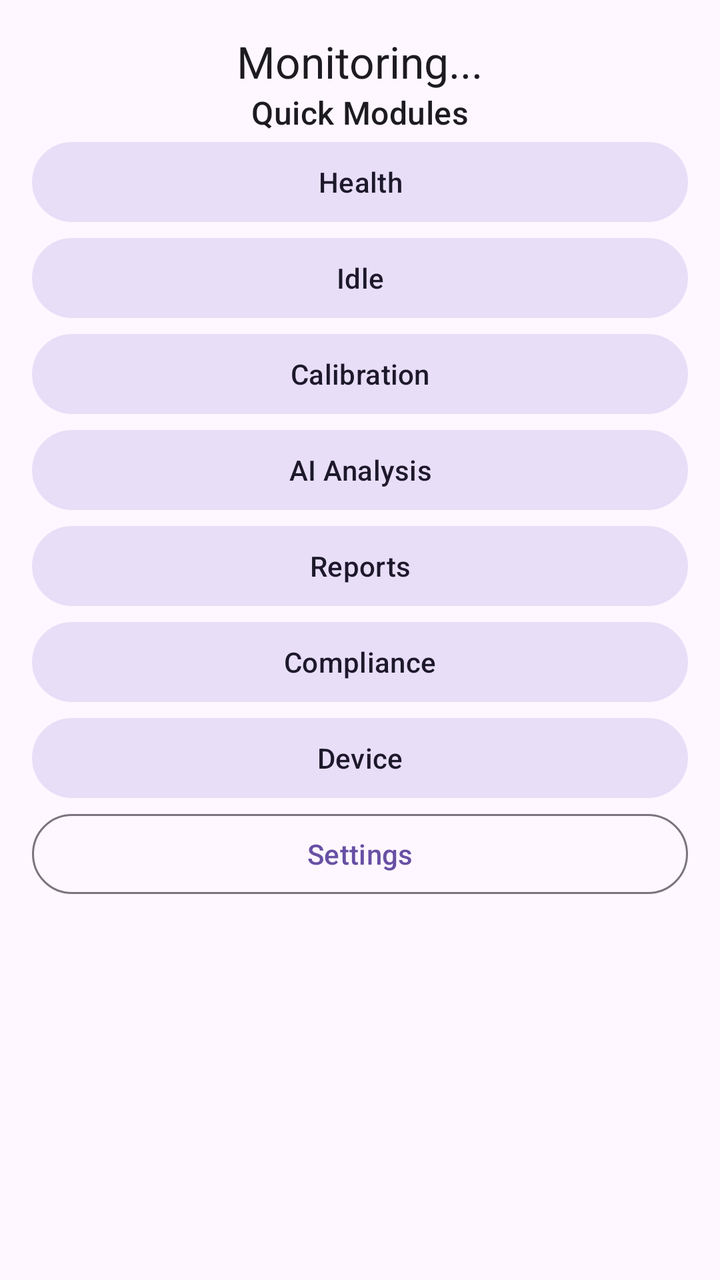
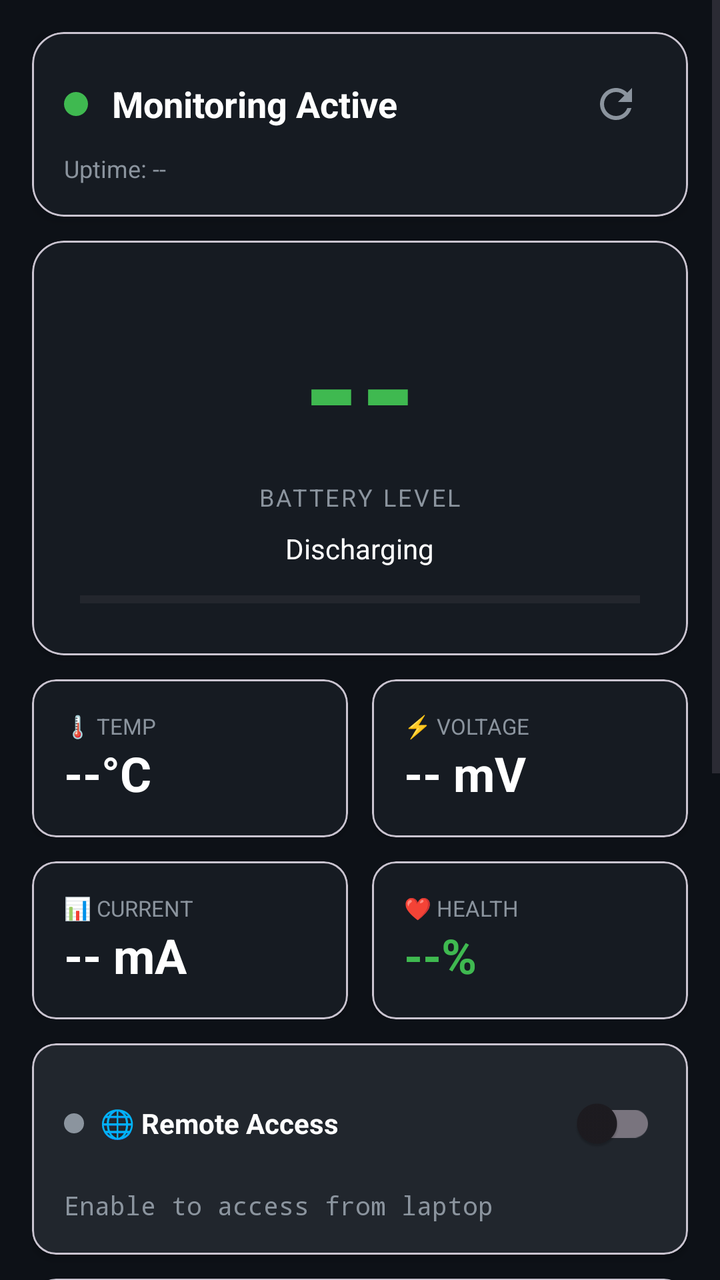

The first picture is an Android layout as it rendered before a commit; the second is the same layout after the commit. The layout source and the unified diff follow.
<!-- AndroidManifest.xml: application theme Theme.HexNil -->
<!-- res/layout/fragment_dashboard.xml -->
<?xml version="1.0" encoding="utf-8"?>
<ScrollView xmlns:android="http://schemas.android.com/apk/res/android"
    xmlns:app="http://schemas.android.com/apk/res-auto"
    android:layout_width="match_parent"
    android:layout_height="match_parent"
    android:padding="16dp"
    android:background="?attr/colorSurface">

    <LinearLayout
        android:layout_width="match_parent"
        android:layout_height="wrap_content"
        android:orientation="vertical"
        android:gravity="center_horizontal">

        <TextView
            android:id="@+id/dashboard_status"
            android:layout_width="wrap_content"
            android:layout_height="wrap_content"
            android:text="Monitoring..."
            android:textAppearance="@style/TextAppearance.Material3.TitleLarge" />

        <TextView
            android:layout_width="wrap_content"
            android:layout_height="wrap_content"
            android:text="Quick Modules"
            android:textAppearance="@style/TextAppearance.Material3.TitleMedium" />

        <com.google.android.material.button.MaterialButton
            android:id="@+id/btn_health"
            style="@style/Widget.Material3.Button.TonalButton"
            android:layout_width="match_parent"
            android:layout_height="wrap_content"
            android:text="Health" />

        <com.google.android.material.button.MaterialButton
            android:id="@+id/btn_idle"
            style="@style/Widget.Material3.Button.TonalButton"
            android:layout_width="match_parent"
            android:layout_height="wrap_content"
            android:text="Idle" />

        <com.google.android.material.button.MaterialButton
            android:id="@+id/btn_calibration"
            style="@style/Widget.Material3.Button.TonalButton"
            android:layout_width="match_parent"
            android:layout_height="wrap_content"
            android:text="Calibration" />

        <com.google.android.material.button.MaterialButton
            android:id="@+id/btn_ai"
            style="@style/Widget.Material3.Button.TonalButton"
            android:layout_width="match_parent"
            android:layout_height="wrap_content"
            android:text="AI Analysis" />

        <com.google.android.material.button.MaterialButton
            android:id="@+id/btn_reports"
            style="@style/Widget.Material3.Button.TonalButton"
            android:layout_width="match_parent"
            android:layout_height="wrap_content"
            android:text="Reports" />

        <com.google.android.material.button.MaterialButton
            android:id="@+id/btn_compliance"
            style="@style/Widget.Material3.Button.TonalButton"
            android:layout_width="match_parent"
            android:layout_height="wrap_content"
            android:text="Compliance" />

        <com.google.android.material.button.MaterialButton
            android:id="@+id/btn_device"
            style="@style/Widget.Material3.Button.TonalButton"
            android:layout_width="match_parent"
            android:layout_height="wrap_content"
            android:text="Device" />

        <com.google.android.material.button.MaterialButton
            android:id="@+id/btn_settings"
            style="@style/Widget.Material3.Button.OutlinedButton"
            android:layout_width="match_parent"
            android:layout_height="wrap_content"
            android:text="Settings" />

    </LinearLayout>
</ScrollView>
<!-- resources referenced by this layout -->
<resources>
  <style name="Theme.HexNil" parent="Base.Theme.HexNil" />
  <style name="Base.Theme.HexNil" parent="Theme.Material3.DayNight.NoActionBar">
          
          
      </style>
</resources>

<!-- the commit's change to res/layout/fragment_dashboard.xml (unified diff, before → after) -->
@@ -3,83 +3,596 @@
     xmlns:app="http://schemas.android.com/apk/res-auto"
     android:layout_width="match_parent"
     android:layout_height="match_parent"
-    android:padding="16dp"
-    android:background="?attr/colorSurface">
+    android:background="#0d1117"
+    android:fillViewport="true">
 
     <LinearLayout
         android:layout_width="match_parent"
         android:layout_height="wrap_content"
         android:orientation="vertical"
-        android:gravity="center_horizontal">
-
-        <TextView
-            android:id="@+id/dashboard_status"
-            android:layout_width="wrap_content"
-            android:layout_height="wrap_content"
-            android:text="Monitoring..."
-            android:textAppearance="@style/TextAppearance.Material3.TitleLarge" />
-
+        android:padding="16dp">
+
+        
+        <com.google.android.material.card.MaterialCardView
+            android:id="@+id/card_status"
+            android:layout_width="match_parent"
+            android:layout_height="wrap_content"
+            android:layout_marginBottom="12dp"
+            app:cardBackgroundColor="#161b22"
+            app:cardCornerRadius="16dp"
+            app:cardElevation="4dp">
+
+            <LinearLayout
+                android:layout_width="match_parent"
+                android:layout_height="wrap_content"
+                android:orientation="vertical"
+                android:padding="16dp">
+
+                <LinearLayout
+                    android:layout_width="match_parent"
+                    android:layout_height="wrap_content"
+                    android:gravity="center_vertical"
+                    android:orientation="horizontal">
+
+                    <View
+                        android:id="@+id/status_indicator"
+                        android:layout_width="12dp"
+                        android:layout_height="12dp"
+                        android:background="@drawable/status_indicator_green" />
+
+                    <TextView
+                        android:id="@+id/tv_service_status"
+                        android:layout_width="0dp"
+                        android:layout_height="wrap_content"
+                        android:layout_marginStart="12dp"
+                        android:layout_weight="1"
+                        android:text="Monitoring Active"
+                        android:textColor="#ffffff"
+                        android:textSize="18sp"
+                        android:textStyle="bold" />
+
+                    <ImageButton
+                        android:id="@+id/btn_refresh"
+                        android:layout_width="40dp"
+                        android:layout_height="40dp"
+                        android:background="?attr/selectableItemBackgroundBorderless"
+                        android:contentDescription="Refresh"
+                        android:src="@drawable/ic_refresh"
+                        app:tint="#8b949e" />
+                </LinearLayout>
+
+                <TextView
+                    android:id="@+id/tv_uptime"
+                    android:layout_width="wrap_content"
+                    android:layout_height="wrap_content"
+                    android:layout_marginTop="4dp"
+                    android:text="Uptime: --"
+                    android:textColor="#8b949e"
+                    android:textSize="12sp" />
+
+            </LinearLayout>
+        </com.google.android.material.card.MaterialCardView>
+
+        
+        <com.google.android.material.card.MaterialCardView
+            android:layout_width="match_parent"
+            android:layout_height="wrap_content"
+            android:layout_marginBottom="12dp"
+            app:cardBackgroundColor="#161b22"
+            app:cardCornerRadius="16dp"
+            app:cardElevation="2dp">
+
+            <LinearLayout
+                android:layout_width="match_parent"
+                android:layout_height="wrap_content"
+                android:gravity="center"
+                android:orientation="vertical"
+                android:padding="24dp">
+
+                <TextView
+                    android:id="@+id/tv_battery_level"
+                    android:layout_width="wrap_content"
+                    android:layout_height="wrap_content"
+                    android:text="--"
+                    android:textColor="#3fb950"
+                    android:textSize="72sp"
+                    android:textStyle="bold" />
+
+                <TextView
+                    android:layout_width="wrap_content"
+                    android:layout_height="wrap_content"
+                    android:text="BATTERY LEVEL"
+                    android:textColor="#8b949e"
+                    android:textSize="12sp"
+                    android:letterSpacing="0.1" />
+
+                <TextView
+                    android:id="@+id/tv_charging_status"
+                    android:layout_width="wrap_content"
+                    android:layout_height="wrap_content"
+                    android:layout_marginTop="8dp"
+                    android:drawablePadding="6dp"
+                    android:gravity="center"
+                    android:text="Discharging"
+                    android:textColor="#ffffff"
+                    android:textSize="14sp" />
+
+                <ProgressBar
+                    android:id="@+id/progress_battery"
+                    style="@style/Widget.AppCompat.ProgressBar.Horizontal"
+                    android:layout_width="match_parent"
+                    android:layout_height="8dp"
+                    android:layout_marginTop="12dp"
+                    android:max="100"
+                    android:progress="0" />
+
+            </LinearLayout>
+        </com.google.android.material.card.MaterialCardView>
+
+        
+        <LinearLayout
+            android:layout_width="match_parent"
+            android:layout_height="wrap_content"
+            android:layout_marginBottom="12dp"
+            android:orientation="horizontal">
+
+            
+            <com.google.android.material.card.MaterialCardView
+                android:layout_width="0dp"
+                android:layout_height="wrap_content"
+                android:layout_marginEnd="6dp"
+                android:layout_weight="1"
+                app:cardBackgroundColor="#161b22"
+                app:cardCornerRadius="12dp"
+                app:cardElevation="2dp">
+
+                <LinearLayout
+                    android:layout_width="match_parent"
+                    android:layout_height="wrap_content"
+                    android:orientation="vertical"
+                    android:padding="16dp">
+
+                    <TextView
+                        android:layout_width="wrap_content"
+                        android:layout_height="wrap_content"
+                        android:text="🌡️ TEMP"
+                        android:textColor="#8b949e"
+                        android:textSize="11sp" />
+
+                    <TextView
+                        android:id="@+id/tv_temperature"
+                        android:layout_width="wrap_content"
+                        android:layout_height="wrap_content"
+                        android:text="--°C"
+                        android:textColor="#ffffff"
+                        android:textSize="24sp"
+                        android:textStyle="bold" />
+
+                </LinearLayout>
+            </com.google.android.material.card.MaterialCardView>
+
+            
+            <com.google.android.material.card.MaterialCardView
+                android:layout_width="0dp"
+                android:layout_height="wrap_content"
+                android:layout_marginStart="6dp"
+                android:layout_weight="1"
+                app:cardBackgroundColor="#161b22"
+                app:cardCornerRadius="12dp"
+                app:cardElevation="2dp">
+
+                <LinearLayout
+                    android:layout_width="match_parent"
+                    android:layout_height="wrap_content"
+                    android:orientation="vertical"
+                    android:padding="16dp">
+
+                    <TextView
+                        android:layout_width="wrap_content"
+                        android:layout_height="wrap_content"
+                        android:text="⚡ VOLTAGE"
+                        android:textColor="#8b949e"
+                        android:textSize="11sp" />
+
+                    <TextView
+                        android:id="@+id/tv_voltage"
+                        android:layout_width="wrap_content"
+                        android:layout_height="wrap_content"
+                        android:text="-- mV"
+                        android:textColor="#ffffff"
+                        android:textSize="24sp"
+                        android:textStyle="bold" />
+
+                </LinearLayout>
+            </com.google.android.material.card.MaterialCardView>
+        </LinearLayout>
+
+        
+        <LinearLayout
+            android:layout_width="match_parent"
+            android:layout_height="wrap_content"
+            android:layout_marginBottom="12dp"
+            android:orientation="horizontal">
+
+            
+            <com.google.android.material.card.MaterialCardView
+                android:layout_width="0dp"
+                android:layout_height="wrap_content"
+                android:layout_marginEnd="6dp"
+                android:layout_weight="1"
+                app:cardBackgroundColor="#161b22"
+                app:cardCornerRadius="12dp"
+                app:cardElevation="2dp">
+
+                <LinearLayout
+                    android:layout_width="match_parent"
+                    android:layout_height="wrap_content"
+                    android:orientation="vertical"
+                    android:padding="16dp">
+
+                    <TextView
+                        android:layout_width="wrap_content"
+                        android:layout_height="wrap_content"
+                        android:text="📊 CURRENT"
+                        android:textColor="#8b949e"
+                        android:textSize="11sp" />
+
+                    <TextView
+                        android:id="@+id/tv_current"
+                        android:layout_width="wrap_content"
+                        android:layout_height="wrap_content"
+                        android:text="-- mA"
+                        android:textColor="#ffffff"
+                        android:textSize="24sp"
+                        android:textStyle="bold" />
+
+                </LinearLayout>
+            </com.google.android.material.card.MaterialCardView>
+
+            
+            <com.google.android.material.card.MaterialCardView
+                android:layout_width="0dp"
+                android:layout_height="wrap_content"
+                android:layout_marginStart="6dp"
+                android:layout_weight="1"
+                app:cardBackgroundColor="#161b22"
+                app:cardCornerRadius="12dp"
+                app:cardElevation="2dp">
+
+                <LinearLayout
+                    android:layout_width="match_parent"
+                    android:layout_height="wrap_content"
+                    android:orientation="vertical"
+                    android:padding="16dp">
+
+                    <TextView
+                        android:layout_width="wrap_content"
+                        android:layout_height="wrap_content"
+                        android:text="❤️ HEALTH"
+                        android:textColor="#8b949e"
+                        android:textSize="11sp" />
+
+                    <TextView
+                        android:id="@+id/tv_health"
+                        android:layout_width="wrap_content"
+                        android:layout_height="wrap_content"
+                        android:text="--%"
+                        android:textColor="#3fb950"
+                        android:textSize="24sp"
+                        android:textStyle="bold" />
+
+                </LinearLayout>
+            </com.google.android.material.card.MaterialCardView>
+        </LinearLayout>
+
+        
+        <com.google.android.material.card.MaterialCardView
+            android:id="@+id/card_remote"
+            android:layout_width="match_parent"
+            android:layout_height="wrap_content"
+            android:layout_marginBottom="12dp"
+            app:cardBackgroundColor="#21262d"
+            app:cardCornerRadius="12dp"
+            app:cardElevation="2dp">
+
+            <LinearLayout
+                android:layout_width="match_parent"
+                android:layout_height="wrap_content"
+                android:orientation="vertical"
+                android:padding="16dp">
+
+                <LinearLayout
+                    android:layout_width="match_parent"
+                    android:layout_height="wrap_content"
+                    android:gravity="center_vertical"
+                    android:orientation="horizontal">
+
+                    <View
+                        android:id="@+id/remote_status_indicator"
+                        android:layout_width="10dp"
+                        android:layout_height="10dp"
+                        android:background="@drawable/status_indicator_off" />
+
+                    <TextView
+                        android:layout_width="0dp"
+                        android:layout_height="wrap_content"
+                        android:layout_marginStart="8dp"
+                        android:layout_weight="1"
+                        android:text="🌐 Remote Access"
+                        android:textColor="#ffffff"
+                        android:textSize="14sp"
+                        android:textStyle="bold" />
+
+                    <com.google.android.material.switchmaterial.SwitchMaterial
+                        android:id="@+id/switch_remote"
+                        android:layout_width="wrap_content"
+                        android:layout_height="wrap_content" />
+                </LinearLayout>
+
+                <TextView
+                    android:id="@+id/tv_remote_url"
+                    android:layout_width="match_parent"
+                    android:layout_height="wrap_content"
+                    android:layout_marginTop="8dp"
+                    android:fontFamily="monospace"
+                    android:text="Enable to access from laptop"
+                    android:textColor="#8b949e"
+                    android:textSize="13sp" />
+
+            </LinearLayout>
+        </com.google.android.material.card.MaterialCardView>
+
+        
+        <com.google.android.material.card.MaterialCardView
+            android:layout_width="match_parent"
+            android:layout_height="wrap_content"
+            android:layout_marginBottom="12dp"
+            app:cardBackgroundColor="#161b22"
+            app:cardCornerRadius="12dp"
+            app:cardElevation="2dp">
+
+            <LinearLayout
+                android:layout_width="match_parent"
+                android:layout_height="wrap_content"
+                android:orientation="vertical"
+                android:padding="16dp">
+
+                <TextView
+                    android:layout_width="wrap_content"
+                    android:layout_height="wrap_content"
+                    android:text="📈 Database Statistics"
+                    android:textColor="#ffffff"
+                    android:textSize="14sp"
+                    android:textStyle="bold" />
+
+                <LinearLayout
+                    android:layout_width="match_parent"
+                    android:layout_height="wrap_content"
+                    android:layout_marginTop="12dp"
+                    android:orientation="horizontal">
+
+                    <LinearLayout
+                        android:layout_width="0dp"
+                        android:layout_height="wrap_content"
+                        android:layout_weight="1"
+                        android:orientation="vertical">
+
+                        <TextView
+                            android:id="@+id/tv_snapshot_count"
+                            android:layout_width="wrap_content"
+                            android:layout_height="wrap_content"
+                            android:text="--"
+                            android:textColor="#58a6ff"
+                            android:textSize="20sp"
+                            android:textStyle="bold" />
+
+                        <TextView
+                            android:layout_width="wrap_content"
+                            android:layout_height="wrap_content"
+                            android:text="Snapshots"
+                            android:textColor="#8b949e"
+                            android:textSize="11sp" />
+                    </LinearLayout>
+
+                    <LinearLayout
+                        android:layout_width="0dp"
+                        android:layout_height="wrap_content"
+                        android:layout_weight="1"
+                        android:orientation="vertical">
+
+                        <TextView
+                            android:id="@+id/tv_session_count"
+                            android:layout_width="wrap_content"
+                            android:layout_height="wrap_content"
+                            android:text="--"
+                            android:textColor="#58a6ff"
+                            android:textSize="20sp"
+                            android:textStyle="bold" />
+
+                        <TextView
+                            android:layout_width="wrap_content"
+                            android:layout_height="wrap_content"
+                            android:text="Sessions"
+                            android:textColor="#8b949e"
+                            android:textSize="11sp" />
+                    </LinearLayout>
+
+                    <LinearLayout
+                        android:layout_width="0dp"
+                        android:layout_height="wrap_content"
+                        android:layout_weight="1"
+                        android:orientation="vertical">
+
+                        <TextView
+                            android:id="@+id/tv_event_count"
+                            android:layout_width="wrap_content"
+                            android:layout_height="wrap_content"
+                            android:text="--"
+                            android:textColor="#58a6ff"
+                            android:textSize="20sp"
+                            android:textStyle="bold" />
+
+                        <TextView
+                            android:layout_width="wrap_content"
+                            android:layout_height="wrap_content"
+                            android:text="Events"
+                            android:textColor="#8b949e"
+                            android:textSize="11sp" />
+                    </LinearLayout>
+                </LinearLayout>
+
+            </LinearLayout>
+        </com.google.android.material.card.MaterialCardView>
+
+        
+        <com.google.android.material.card.MaterialCardView
+            android:layout_width="match_parent"
+            android:layout_height="wrap_content"
+            android:layout_marginBottom="12dp"
+            app:cardBackgroundColor="#161b22"
+            app:cardCornerRadius="12dp"
+            app:cardElevation="2dp">
+
+            <LinearLayout
+                android:layout_width="match_parent"
+                android:layout_height="wrap_content"
+                android:orientation="vertical"
+                android:padding="16dp">
+
+                <TextView
+                    android:layout_width="wrap_content"
+                    android:layout_height="wrap_content"
+                    android:text="⚙️ Active Monitors"
+                    android:textColor="#ffffff"
+                    android:textSize="14sp"
+                    android:textStyle="bold" />
+
+                <TextView
+                    android:id="@+id/tv_monitors"
+                    android:layout_width="match_parent"
+                    android:layout_height="wrap_content"
+                    android:layout_marginTop="8dp"
+                    android:lineSpacingExtra="4dp"
+                    android:text="Loading..."
+                    android:textColor="#8b949e"
+                    android:textSize="12sp" />
+
+            </LinearLayout>
+        </com.google.android.material.card.MaterialCardView>
+
+        
         <TextView
             android:layout_width="wrap_content"
             android:layout_height="wrap_content"
-            android:text="Quick Modules"
-            android:textAppearance="@style/TextAppearance.Material3.TitleMedium" />
-
-        <com.google.android.material.button.MaterialButton
-            android:id="@+id/btn_health"
-            style="@style/Widget.Material3.Button.TonalButton"
-            android:layout_width="match_parent"
-            android:layout_height="wrap_content"
-            android:text="Health" />
-
-        <com.google.android.material.button.MaterialButton
-            android:id="@+id/btn_idle"
-            style="@style/Widget.Material3.Button.TonalButton"
-            android:layout_width="match_parent"
-            android:layout_height="wrap_content"
-            android:text="Idle" />
-
-        <com.google.android.material.button.MaterialButton
-            android:id="@+id/btn_calibration"
-            style="@style/Widget.Material3.Button.TonalButton"
-            android:layout_width="match_parent"
-            android:layout_height="wrap_content"
-            android:text="Calibration" />
-
-        <com.google.android.material.button.MaterialButton
-            android:id="@+id/btn_ai"
-            style="@style/Widget.Material3.Button.TonalButton"
-            android:layout_width="match_parent"
-            android:layout_height="wrap_content"
-            android:text="AI Analysis" />
-
-        <com.google.android.material.button.MaterialButton
-            android:id="@+id/btn_reports"
-            style="@style/Widget.Material3.Button.TonalButton"
-            android:layout_width="match_parent"
-            android:layout_height="wrap_content"
-            android:text="Reports" />
-
-        <com.google.android.material.button.MaterialButton
-            android:id="@+id/btn_compliance"
-            style="@style/Widget.Material3.Button.TonalButton"
-            android:layout_width="match_parent"
-            android:layout_height="wrap_content"
-            android:text="Compliance" />
-
-        <com.google.android.material.button.MaterialButton
-            android:id="@+id/btn_device"
-            style="@style/Widget.Material3.Button.TonalButton"
-            android:layout_width="match_parent"
-            android:layout_height="wrap_content"
-            android:text="Device" />
-
-        <com.google.android.material.button.MaterialButton
-            android:id="@+id/btn_settings"
-            style="@style/Widget.Material3.Button.OutlinedButton"
-            android:layout_width="match_parent"
-            android:layout_height="wrap_content"
-            android:text="Settings" />
+            android:layout_marginTop="8dp"
+            android:layout_marginBottom="8dp"
+            android:text="Quick Actions"
+            android:textColor="#8b949e"
+            android:textSize="12sp"
+            android:textStyle="bold" />
+
+        <LinearLayout
+            android:layout_width="match_parent"
+            android:layout_height="wrap_content"
+            android:orientation="horizontal">
+
+            <com.google.android.material.button.MaterialButton
+                android:id="@+id/btn_health"
+                style="@style/Widget.Material3.Button.TonalButton"
+                android:layout_width="0dp"
+                android:layout_height="wrap_content"
+                android:layout_marginEnd="4dp"
+                android:layout_weight="1"
+                android:text="Health"
+                android:textSize="11sp" />
+
+            <com.google.android.material.button.MaterialButton
+                android:id="@+id/btn_idle"
+                style="@style/Widget.Material3.Button.TonalButton"
+                android:layout_width="0dp"
+                android:layout_height="wrap_content"
+                android:layout_marginStart="4dp"
+                android:layout_marginEnd="4dp"
+                android:layout_weight="1"
+                android:text="Idle"
+                android:textSize="11sp" />
+
+            <com.google.android.material.button.MaterialButton
+                android:id="@+id/btn_calibration"
+                style="@style/Widget.Material3.Button.TonalButton"
+                android:layout_width="0dp"
+                android:layout_height="wrap_content"
+                android:layout_marginStart="4dp"
+                android:layout_weight="1"
+                android:text="Calibration"
+                android:textSize="11sp" />
+        </LinearLayout>
+
+        <LinearLayout
+            android:layout_width="match_parent"
+            android:layout_height="wrap_content"
+            android:layout_marginTop="4dp"
+            android:orientation="horizontal">
+
+            <com.google.android.material.button.MaterialButton
+                android:id="@+id/btn_ai"
+                style="@style/Widget.Material3.Button.TonalButton"
+                android:layout_width="0dp"
+                android:layout_height="wrap_content"
+                android:layout_marginEnd="4dp"
+                android:layout_weight="1"
+                android:text="AI Analysis"
+                android:textSize="11sp" />
+
+            <com.google.android.material.button.MaterialButton
+                android:id="@+id/btn_reports"
+                style="@style/Widget.Material3.Button.TonalButton"
+                android:layout_width="0dp"
+                android:layout_height="wrap_content"
+                android:layout_marginStart="4dp"
+                android:layout_marginEnd="4dp"
+                android:layout_weight="1"
+                android:text="Reports"
+                android:textSize="11sp" />
+
+            <com.google.android.material.button.MaterialButton
+                android:id="@+id/btn_compliance"
+                style="@style/Widget.Material3.Button.TonalButton"
+                android:layout_width="0dp"
+                android:layout_height="wrap_content"
+                android:layout_marginStart="4dp"
+                android:layout_weight="1"
+                android:text="Compliance"
+                android:textSize="11sp" />
+        </LinearLayout>
+
+        <LinearLayout
+            android:layout_width="match_parent"
+            android:layout_height="wrap_content"
+            android:layout_marginTop="4dp"
+            android:layout_marginBottom="16dp"
+            android:orientation="horizontal">
+
+            <com.google.android.material.button.MaterialButton
+                android:id="@+id/btn_device"
+                style="@style/Widget.Material3.Button.OutlinedButton"
+                android:layout_width="0dp"
+                android:layout_height="wrap_content"
+                android:layout_marginEnd="4dp"
+                android:layout_weight="1"
+                android:text="Device"
+                android:textSize="11sp" />
+
+            <com.google.android.material.button.MaterialButton
+                android:id="@+id/btn_settings"
+                style="@style/Widget.Material3.Button.OutlinedButton"
+                android:layout_width="0dp"
+                android:layout_height="wrap_content"
+                android:layout_marginStart="4dp"
+                android:layout_weight="1"
+                android:text="Settings"
+                android:textSize="11sp" />
+        </LinearLayout>
 
     </LinearLayout>
 </ScrollView>
<!-- resource entries referenced after the edit -->
@@ -1,5 +1,30 @@
 <!-- resources referenced by this layout -->
 <resources>
+  <!-- drawable ic_refresh (drawable) -->
+  <?xml version="1.0" encoding="utf-8"?>
+  <vector xmlns:android="http://schemas.android.com/apk/res/android"
+      android:width="24dp"
+      android:height="24dp"
+      android:viewportWidth="24"
+      android:viewportHeight="24">
+      <path
+          android:fillColor="#8b949e"
+          android:pathData="M17.65,6.35C16.2,4.9 14.21,4 12,4c-4.42,0 -7.99,3.58 -7.99,8s3.57,8 7.99,8c3.73,0 6.84,-2.55 7.73,-6h-2.08c-0.82,2.33 -3.04,4 -5.65,4 -3.31,0 -6,-2.69 -6,-6s2.69,-6 6,-6c1.66,0 3.14,0.69 4.22,1.78L13,11h7V4l-2.35,2.35z"/>
+  </vector>
+  <!-- drawable status_indicator_green (drawable) -->
+  <?xml version="1.0" encoding="utf-8"?>
+  <shape xmlns:android="http://schemas.android.com/apk/res/android"
+      android:shape="oval">
+      <solid android:color="#3fb950" />
+      <size android:width="12dp" android:height="12dp" />
+  </shape>
+  <!-- drawable status_indicator_off (drawable) -->
+  <?xml version="1.0" encoding="utf-8"?>
+  <shape xmlns:android="http://schemas.android.com/apk/res/android"
+      android:shape="oval">
+      <solid android:color="#8b949e" />
+      <size android:width="12dp" android:height="12dp" />
+  </shape>
   <style name="Theme.HexNil" parent="Base.Theme.HexNil" />
   <style name="Base.Theme.HexNil" parent="Theme.Material3.DayNight.NoActionBar">
           
